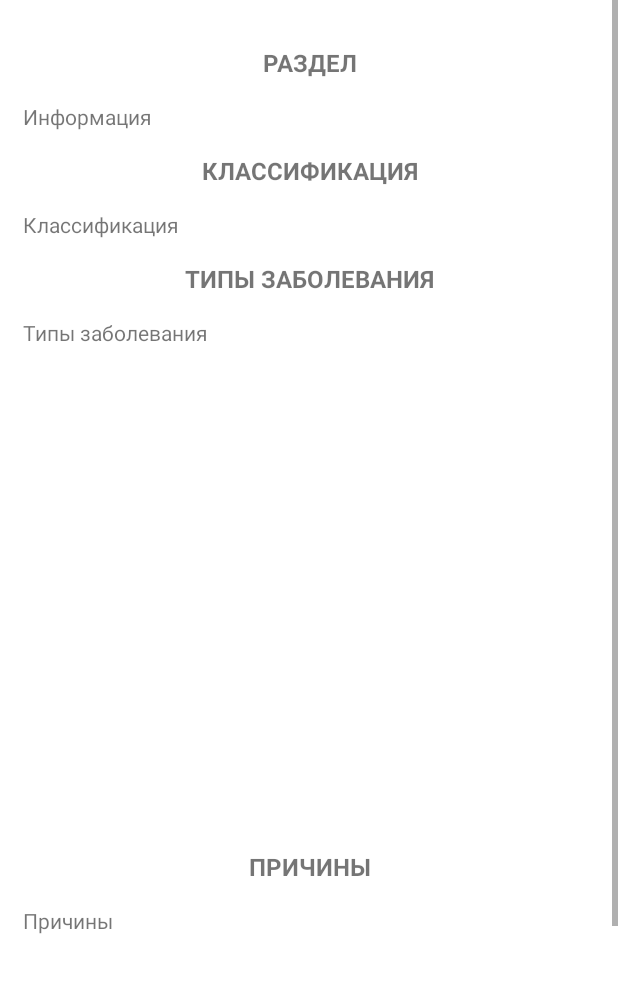
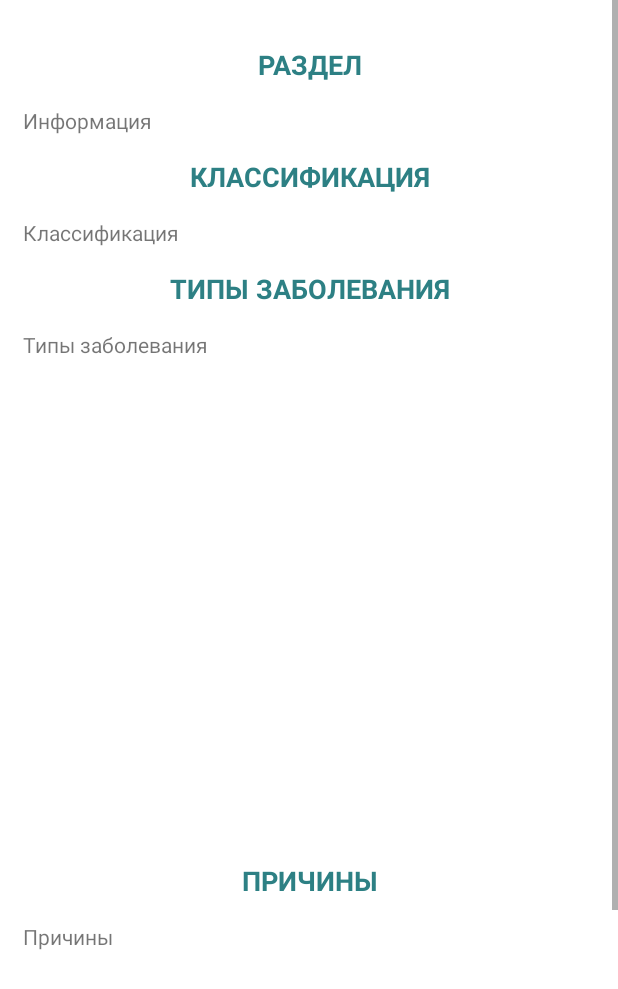
Before and after one commit to HelgaLnz/DiseaseDirectory, an Android app: the layout fragment_disease.xml on its own in the app's theme, with its tools: preview values and no code run, on a phone screen of 412 x 824 dp. Shown: the top 989 px of the screen. Run offline under Robolectric (Android 15) with nearby library versions, the phone set to English and light mode, and no system bars.

Commit message:
fragment item ui changes

```diff
--- a/app/src/main/res/layout/fragment_disease.xml
+++ b/app/src/main/res/layout/fragment_disease.xml
@@ -16,8 +16,9 @@
             android:layout_height="wrap_content"
             android:id="@+id/tvCategory"
             android:text="@string/category"
+            android:textColor="@color/primary_color_variant"
             android:textStyle="bold"
-            android:textSize="16sp"
+            android:textSize="18sp"
             android:textAlignment="center"
             android:layout_marginVertical="15sp"
             android:textAllCaps="true" />
@@ -33,7 +34,8 @@
             android:layout_height="wrap_content"
             android:id="@+id/tvClassificationsTitle"
             android:text="@string/classification"
-            android:textSize="16sp"
+            android:textColor="@color/primary_color_variant"
+            android:textSize="18sp"
             android:textAlignment="center"
             android:textStyle="bold"
             android:layout_marginVertical="15sp"
@@ -50,8 +52,9 @@
             android:layout_height="wrap_content"
             android:id="@+id/tvTypesTitle"
             android:text="@string/disease_types"
+            android:textColor="@color/primary_color_variant"
             android:textStyle="bold"
-            android:textSize="16sp"
+            android:textSize="18sp"
             android:layout_marginVertical="15sp"
             android:textAllCaps="true"
             android:textAlignment="center"/>
@@ -73,7 +76,8 @@
             android:layout_height="wrap_content"
             android:id="@+id/tvReasonsTitle"
             android:text="@string/reasons"
-            android:textSize="16sp"
+            android:textColor="@color/primary_color_variant"
+            android:textSize="18sp"
             android:textAlignment="center"
             android:textStyle="bold"
             android:layout_marginVertical="15sp"
@@ -97,7 +101,8 @@
             android:layout_height="wrap_content"
             android:id="@+id/tvSymptomsTitle"
             android:text="@string/symptoms"
-            android:textSize="16sp"
+            android:textColor="@color/primary_color_variant"
+            android:textSize="18sp"
             android:textAlignment="center"
             android:textStyle="bold"
             android:layout_marginVertical="15sp"
@@ -114,6 +119,8 @@
             android:layout_height="wrap_content"
             android:id="@+id/tvDiagnosticsTitle"
             android:text="@string/diagnostics"
+            android:textColor="@color/primary_color_variant"
+            android:textSize="18sp"
             android:textAlignment="center"
             android:textStyle="bold"
             android:layout_marginVertical="15sp"
```
